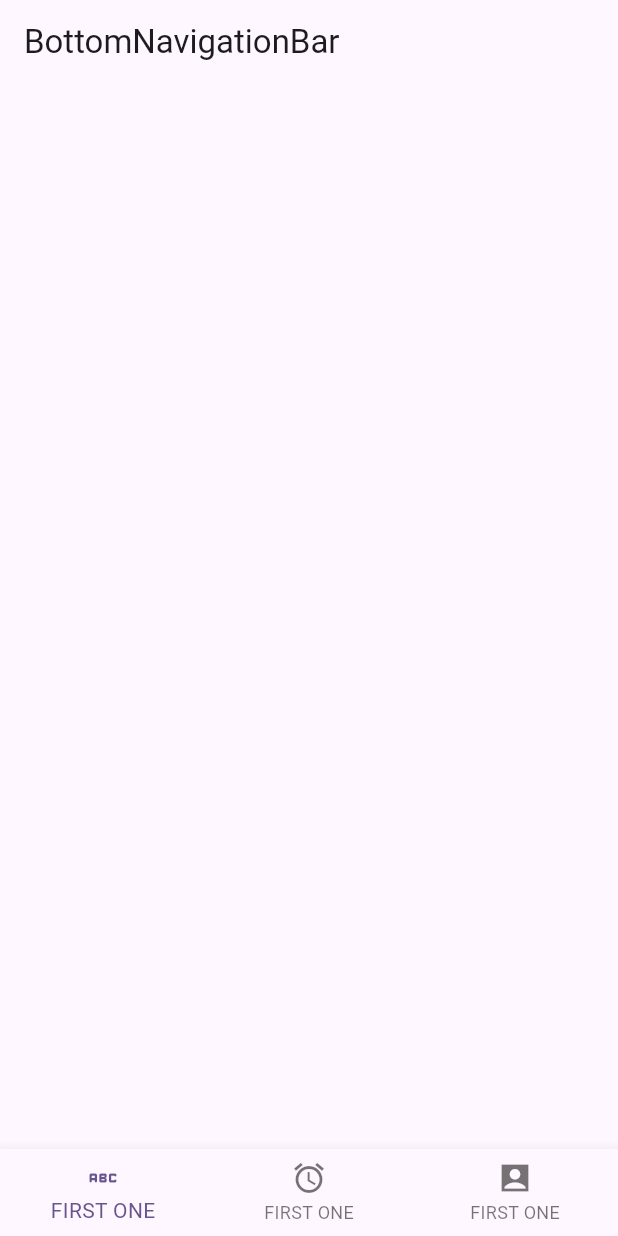
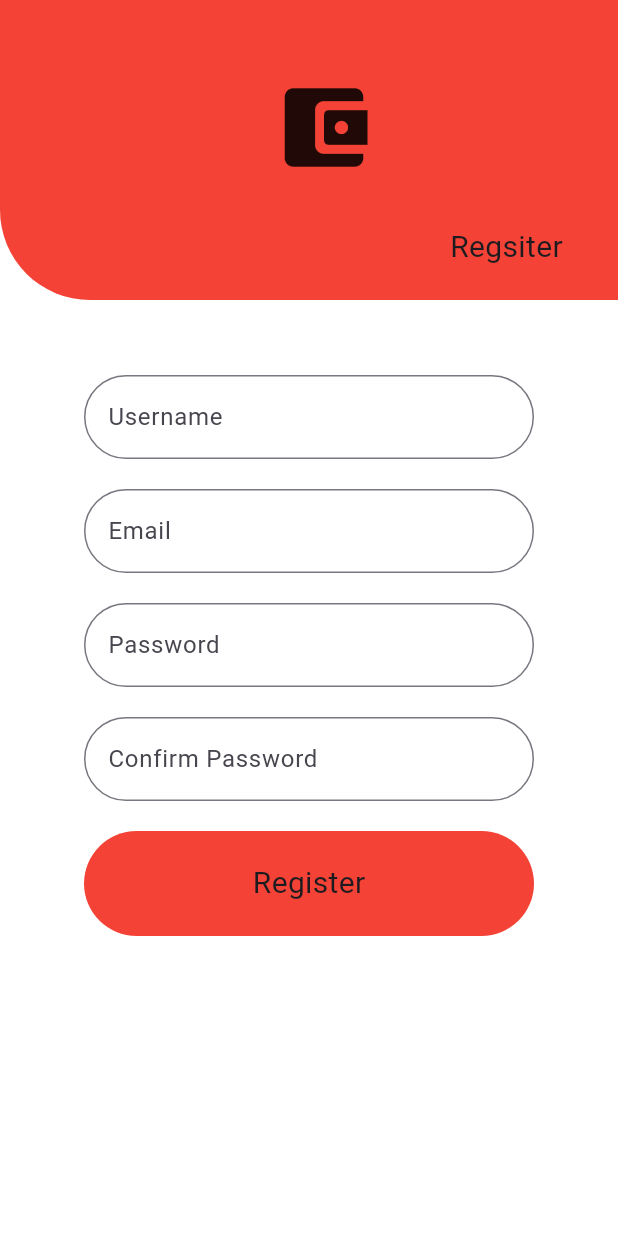
Before and after one commit to jatinthakur9/prac, a Flutter app: the screen it shows after launch, on a phone screen of 412 x 824 dp. Run offline on Flutter 3.47's test engine with Material 2 defaults, Android fonts, the phone set to English and light mode, and no system bars.

Commit message:
5th july

```diff
--- /dev/null
+++ b/lib/5july/loginscreen.dart
@@ -0,0 +1,147 @@
+import 'package:flutter/material.dart';
+
+class Loginscreen extends StatelessWidget {
+  const Loginscreen({super.key});
+
+  @override
+  Widget build(BuildContext context) {
+    return Scaffold(
+      backgroundColor: Colors.white,
+      body: SingleChildScrollView(
+        child: Column(
+          children: [
+            Container(
+              width: double.infinity,
+              height: 200,
+              decoration: BoxDecoration(
+                  color: Colors.red,
+                  borderRadius:
+                      BorderRadius.only(bottomLeft: Radius.circular(60))),
+              child: Column(
+                children: [
+                  SizedBox(
+                    height: 50,
+                  ),
+                  Container(
+                      width: 50,
+                      height: 50,
+                      child: Icon(
+                        Icons.account_balance_wallet_rounded,
+                        size: 70,
+                      )),
+                  SizedBox(
+                    height: 50,
+                  ),
+                  Container(
+                    child: Row(
+                      children: [
+                        SizedBox(
+                          width: 300,
+                        ),
+                        Container(
+                          child: Text(
+                            'Regsiter',
+                            style: TextStyle(fontSize: 20),
+                          ),
+                        )
+                      ],
+                    ),
+                  )
+                ],
+              ),
+            ),
+            SizedBox(
+              height: 50,
+            ),
+            Container(
+              child: SizedBox(
+                width: 300,
+                child: TextField(
+                  decoration: InputDecoration(
+                    border: OutlineInputBorder(
+                      borderRadius: BorderRadius.all(
+                        Radius.circular(50),
+                      ),
+                    ),
+                    hintText: 'Username',
+                  ),
+                ),
+              ),
+            ),
+            SizedBox(
+              height: 20,
+            ),
+            Container(
+              child: SizedBox(
+                width: 300,
+                child: TextField(
+                  decoration: InputDecoration(
+                    border: OutlineInputBorder(
+                      borderRadius: BorderRadius.all(
+                        Radius.circular(50),
+                      ),
+                    ),
+                    hintText: 'Email',
+                  ),
+                ),
+              ),
+            ),
+            SizedBox(
+              height: 20,
+            ),
+            Container(
+              child: SizedBox(
+                width: 300,
+                child: TextField(
+                  decoration: InputDecoration(
+                    border: OutlineInputBorder(
+                      borderRadius: BorderRadius.all(
+                        Radius.circular(50),
+                      ),
+                    ),
+                    hintText: 'Password',
+                  ),
+                ),
+              ),
+            ),
+            SizedBox(
+              height: 20,
+            ),
+            Container(
+              child: SizedBox(
+                width: 300,
+                child: TextField(
+                  decoration: InputDecoration(
+                    border: OutlineInputBorder(
+                      borderRadius: BorderRadius.all(
+                        Radius.circular(50),
+                      ),
+                    ),
+                    hintText: 'Confirm Password',
+                  ),
+                ),
+              ),
+            ),
+            SizedBox(
+              height: 20,
+            ),
+            Container(
+              height: 70,
+              width: 300,
+              decoration: BoxDecoration(
+                  color: Colors.red,
+                  borderRadius: BorderRadius.all(Radius.circular(40))),
+              child: Center(
+                  child: Text(
+                'Register',
+                style: TextStyle(
+                  fontSize: 20,
+                ),
+              )),
+            ),
+          ],
+        ),
+      ),
+    );
+  }
+}
--- a/lib/june12/bottomnavself.dart
+++ b/lib/june12/bottomnavself.dart
@@ -1,7 +1,19 @@
 import 'package:flutter/material.dart';
+import 'package:prac/8thjune/stacktask8june.dart';
+import 'package:prac/june12/rectangle.dart';
+import 'package:prac/june12/ringlight.dart';
+import 'package:prac/june12/ringlightwithstack.dart';
 
-class BottomNavSelf extends StatelessWidget {
-  const BottomNavSelf({super.key});
+class BottomNavSelf extends StatefulWidget {
+  BottomNavSelf({super.key});
+
+  @override
+  State<BottomNavSelf> createState() => _BottomNavSelfState();
+}
+
+class _BottomNavSelfState extends State<BottomNavSelf> {
+  int _currentIndex = 0;
+  List pages = [Rectangle12(), Stacktask(), Ringlight()];
 
   @override
   Widget build(BuildContext context) {
@@ -9,23 +21,43 @@ class BottomNavSelf extends StatelessWidget {
       appBar: AppBar(
         title: const Text("BottomNavigationBar"),
       ),
-      bottomNavigationBar: BottomNavigationBar(items: const [
+      body: pages[_currentIndex],
+      bottomNavigationBar: Stack(
+        children: [
+          Card(
+            margin: EdgeInsets.zero,
+            elevation: 8.0,
+            shape: RoundedRectangleBorder(
+              borderRadius: BorderRadius.only(
+                topRight: Radius.circular(16.0),
+                topLeft: Radius.circular(16.0),
+              ),
+            ),
+            child: BottomNavigationBar(
+              currentIndex: _currentIndex,
+              onTap: (index) {
+                setState(() {
+                  _currentIndex = index;
+                });
+              },
+              items: [
                 BottomNavigationBarItem(
-          icon: Icon(Icons.abc_rounded),
-          label: 'FIRST ONE',
-          backgroundColor: Color.fromARGB(61, 182, 149, 3),
+                  icon: Icon(Icons.home),
+                  label: 'Home',
                 ),
                 BottomNavigationBarItem(
-          icon: Icon(Icons.access_alarm),
-          label: 'FIRST ONE',
-          backgroundColor: Color.fromARGB(61, 0, 225, 255),
+                  icon: Icon(Icons.search),
+                  label: 'Search',
                 ),
                 BottomNavigationBarItem(
-          icon: Icon(Icons.account_box_sharp),
-          label: 'FIRST ONE',
-          backgroundColor: Color.fromARGB(61, 67, 0, 252),
+                  icon: Icon(Icons.person),
+                  label: 'Profile',
                 ),
-      ]),
+              ],
+            ),
+          ),
+        ],
+      ),
     );
   }
 }
--- a/lib/june12/rectangle.dart
+++ b/lib/june12/rectangle.dart
@@ -1,8 +1,8 @@
 import 'package:flutter/material.dart';
 import 'package:prac/8thjune/appbarself.dart';
 
-class Rectangle extends StatelessWidget {
-  const Rectangle({super.key});
+class Rectangle12 extends StatelessWidget {
+  const Rectangle12({super.key});
 
   @override
   Widget build(BuildContext context) {
--- a/lib/main.dart
+++ b/lib/main.dart
@@ -1,8 +1,7 @@
 import 'package:flutter/material.dart';
+import 'package:prac/5july/loginscreen.dart';
 
 import 'package:prac/june12/bottomnavself.dart';
-
-
 
 void main() {
   runApp(const MyApp());
@@ -21,6 +20,6 @@ class MyApp extends StatelessWidget {
           colorScheme: ColorScheme.fromSeed(seedColor: Colors.deepPurple),
           useMaterial3: true,
         ),
-        home: BottomNavSelf());
+        home: Loginscreen());
   }
 }
```
Lines whose indentation alone changed are shown as unchanged.
